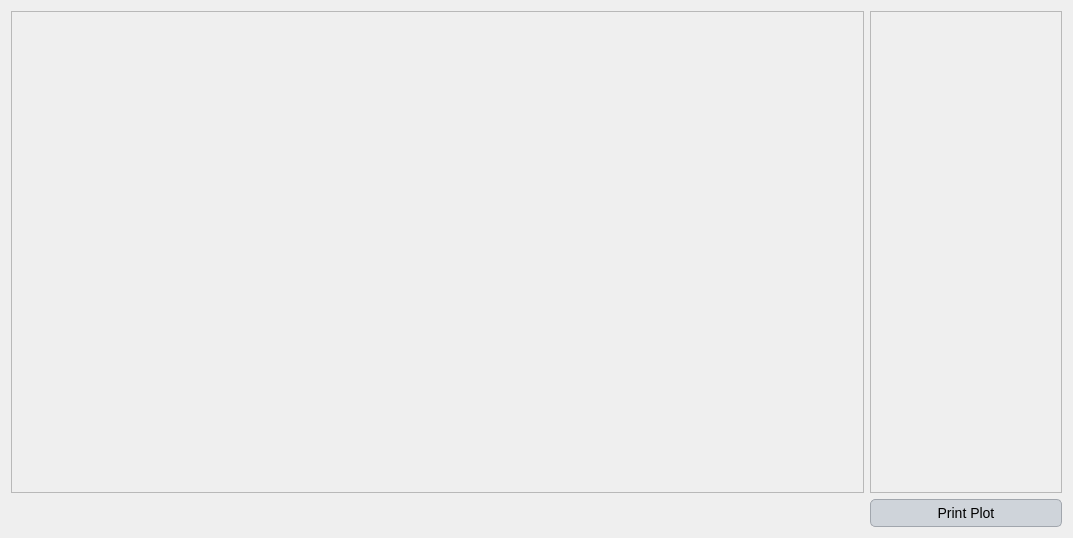
Old version of the form Source_code/ui/owq_graph_balance.ui in the repository Inigobarbe/VFSMOD-GUI.
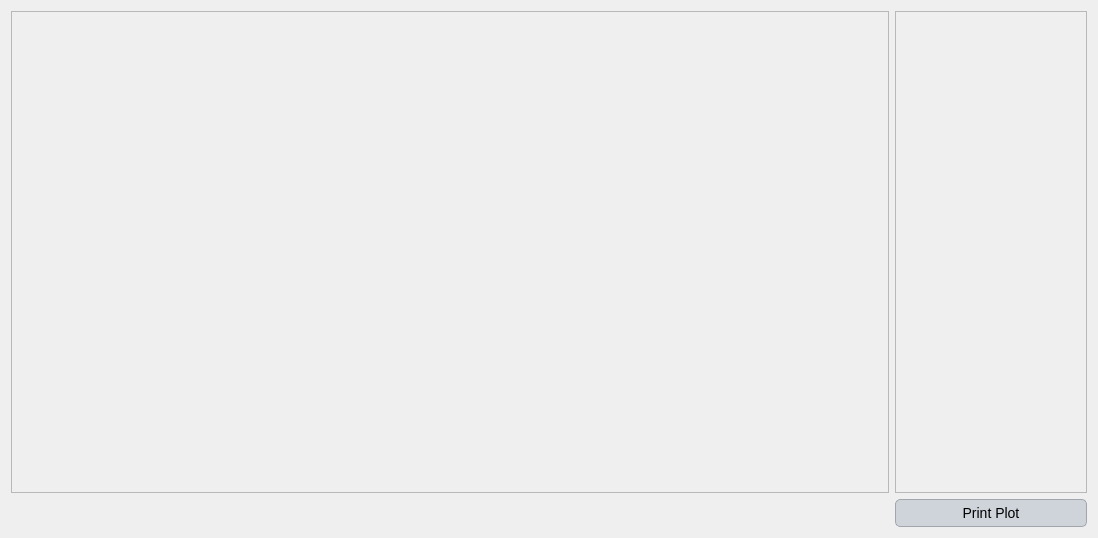
New version of the form.

Diff of the .ui file:
```diff
--- a/Source_code/ui/owq_graph_balance.ui
+++ b/Source_code/ui/owq_graph_balance.ui
@@ -6,7 +6,7 @@
    <rect>
     <x>0</x>
     <y>0</y>
-    <width>1073</width>
+    <width>1098</width>
     <height>538</height>
    </rect>
   </property>
```
